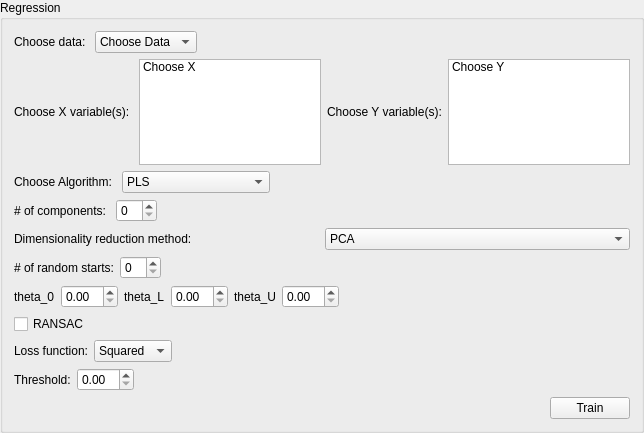
Before: the Qt Designer form src/PYSAT_Gui_UI_Forms/regression.ui in tisaconundrum2/PySAT-GUI, drawn with Qt 5.
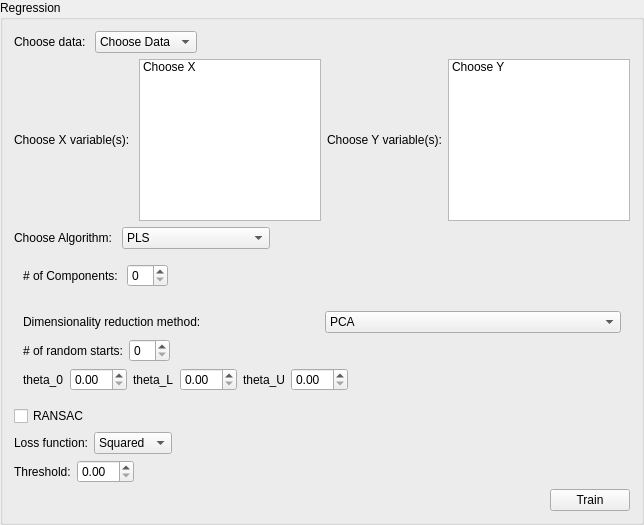
After: the same form once the commit is applied.

Commit message:
Regression UI is working
Still need to fix details of the x and y variable selection

Diff of the .ui file:
```diff
--- a/src/PYSAT_Gui_UI_Forms/regression.ui
+++ b/src/PYSAT_Gui_UI_Forms/regression.ui
@@ -7,7 +7,7 @@
     <x>0</x>
     <y>0</y>
     <width>644</width>
-    <height>433</height>
+    <height>525</height>
    </rect>
   </property>
   <property name="minimumSize">
@@ -174,16 +174,23 @@
       </layout>
      </item>
      <item>
-      <layout class="QHBoxLayout" name="pls_hlayout">
+      <widget class="QWidget" name="pls_widget" native="true">
+       <property name="minimumSize">
+        <size>
+         <width>0</width>
+         <height>0</height>
+        </size>
+       </property>
+       <layout class="QHBoxLayout" name="horizontalLayout_2">
        <item>
         <widget class="QLabel" name="pls_nc_label">
          <property name="text">
-          <string># of components: </string>
+           <string># of Components: </string>
          </property>
         </widget>
        </item>
        <item>
-        <widget class="QSpinBox" name="pls_nc_spin"/>
+         <widget class="QSpinBox" name="pls_nc_spinbox"/>
        </item>
        <item>
         <spacer name="pls_spacer">
@@ -199,11 +206,10 @@
         </spacer>
        </item>
       </layout>
+      </widget>
      </item>
      <item>
-      <layout class="QVBoxLayout" name="regression_options_vlayout"/>
-     </item>
-     <item>
+      <widget class="QWidget" name="gp_widget" native="true">
       <layout class="QVBoxLayout" name="gp_vlayout">
        <item>
         <layout class="QHBoxLayout" name="gp_dim_red_hlayout">
@@ -315,6 +321,7 @@
         </layout>
        </item>
       </layout>
+      </widget>
      </item>
      <item>
       <widget class="QCheckBox" name="regression_ransac_checkbox">
```
Lines whose indentation alone changed are shown as unchanged. The commit also changes 12 other files.
